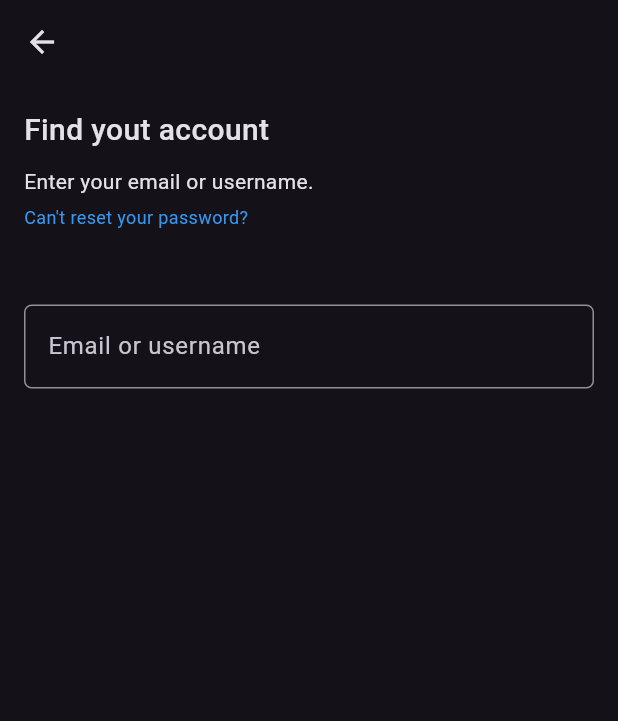
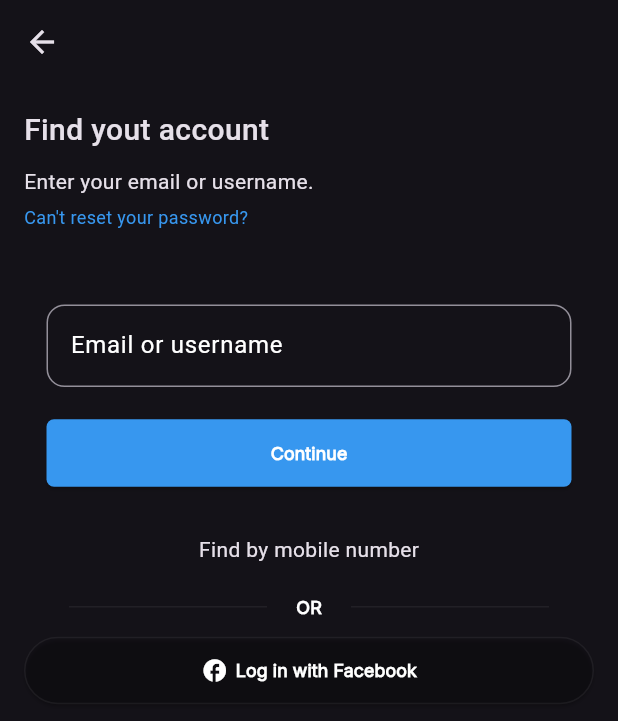
Before and after one commit to vinaya-kumaraSS/Instagram-Clone, a Flutter app: the Forgotpasswordscreen screen opened directly, on a phone screen of 412 x 824 dp. Shown: the top 721 px of the screen. Run offline on Flutter 3.47's test engine with Material 3 defaults, Android fonts, the phone set to English and light mode, and no system bars.

Commit message:
forgot password screen completed

```diff
--- a/lib/screens/authScreens/forGotPasswordScreen.dart
+++ b/lib/screens/authScreens/forGotPasswordScreen.dart
@@ -29,27 +29,104 @@ class Forgotpasswordscreen extends StatelessWidget {
               onTap: () {},
             ),
             SizedBox(height: 50),
-            TextField(
+            Column(
+              mainAxisAlignment: MainAxisAlignment.center,
+              children: [
+                SizedBox(
+                  height: 55,
+                  width: 350,
+                  child: TextField(
                     controller: emailOrUsernameController,
                     obscureText: false,
                     cursorColor: Color(0xFFFFFFFF),
                     decoration: InputDecoration(
                       hintText: "Email or username",
                       labelText: "Email or username",
+                      labelStyle: TextStyle(color: Color(0Xffffffff)),
                       hintStyle: TextStyle(
                         fontSize: 14,
                         color: Color(0xFFFFFFFF),
                         fontFamily: 'regular',
                       ),
                       border: OutlineInputBorder(
-                  borderRadius: BorderRadius.all(Radius.circular(5)),
-                  borderSide: BorderSide(color: Color.fromARGB(6, 48, 48, 48), width: 1),
+                        borderRadius: BorderRadius.all(Radius.circular(12)),
+                        borderSide: BorderSide(color: Colors.red, width: 3),
                       ),
                       focusedBorder: OutlineInputBorder(
-                  borderRadius: BorderRadius.all(Radius.circular(5)),
-                  borderSide: BorderSide(color: Color(0xFFFFFFFF), width: 1),
+                        borderRadius: BorderRadius.all(Radius.circular(12)),
+                        borderSide: BorderSide(
+                          color: Color(0xFFFFFFFF),
+                          width: 1,
                         ),
                       ),
+                    ),
+                  ),
+                ),
+                SizedBox(height: 20),
+                Uihelper.customButton(
+                  onTap: () {
+                    print("Forgot Password");
+                  },
+                  btnColor: Color(0XFF3797EF),
+                  btnText: "Continue",
+                  btnWidth: 350,
+                  btnHeight: 45,
+                  textColor: Color(0XFFFFFFFF),
+                  fontSize: 12,
+                  fontWeight: FontWeight.bold,
+                ),
+                SizedBox(height: 30),
+                Text("Find by mobile number"),
+                Padding(
+                  padding: const EdgeInsets.only(
+                    left: 30,
+                    right: 30,
+                    top: 20,
+                    bottom: 10,
+                  ),
+                  child: Row(
+                    mainAxisAlignment: MainAxisAlignment.spaceBetween,
+                    children: [
+                      Container(
+                        height: 1,
+                        width: 132,
+                        color: Color.fromARGB(15, 255, 255, 255),
+                      ),
+                      Text(
+                        "OR",
+                        style: TextStyle(
+                          fontSize: 12,
+                          fontWeight: FontWeight.w600,
+                          color: Color(0XFFFFFFFF),
+                          fontFamily: 'regular',
+                        ),
+                      ),
+                      Container(
+                        height: 1,
+                        width: 132,
+                        color: Color.fromARGB(15, 255, 255, 255),
+                      ),
+                    ],
+                  ),
+                ),
+                Uihelper.customButtonWithIcon(
+                  borderColor: Color.fromARGB(15, 255, 255, 255),
+                  leadingIcon: Icons.facebook,
+                  iconColor: Color(0Xffffffff),
+                  btnWidth: 450,
+                  btnHeight: 45,
+                  btnText: "Log in with Facebook",
+                  btnColor: Colors.transparent,
+                  textColor: Color(0XFFFFFFFF),
+                  fontSize: 12,
+                  fontWeight: FontWeight.w600,
+                  btnRadius: 24,
+                  btnTextFamily: 'regular',
+                  onPressed: () {
+                    print("facebook login pressed");
+                  },
+                ),
+              ],
             ),
           ],
         ),
--- a/lib/widgets/uiHelper.dart
+++ b/lib/widgets/uiHelper.dart
@@ -105,13 +105,18 @@ class Uihelper {
     required double btnRadius,
     required String btnTextFamily,
     required VoidCallback onPressed,
+    Color? borderColor,
   }) {
     return ElevatedButton(
       style: ElevatedButton.styleFrom(
         backgroundColor: btnColor,
         fixedSize: Size(btnWidth, btnHeight),
         shape: RoundedRectangleBorder(
-          borderRadius: BorderRadius.all(Radius.circular(btnRadius)),
+          side: borderColor != null
+              ? BorderSide(color: borderColor)
+              : BorderSide(color: btnColor),
+          borderRadius: BorderRadius.all(Radius.circular(btnRadius)
+          ),
         ),
       ),
       child: Row(
```
Lines whose indentation alone changed are shown as unchanged.
